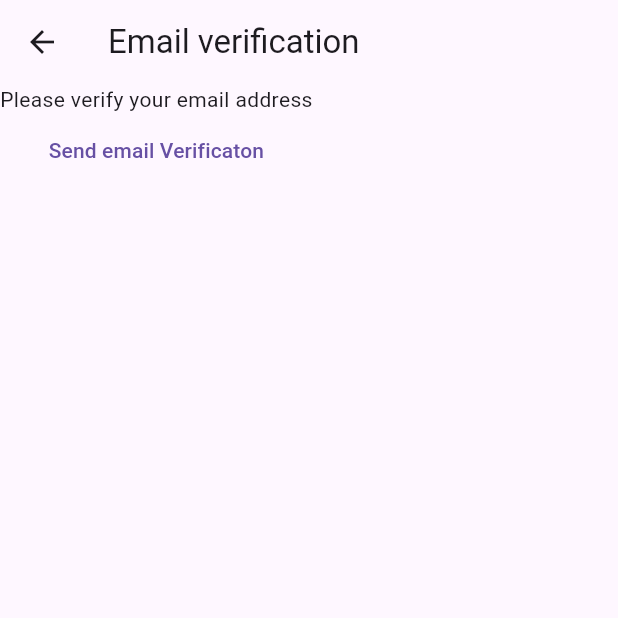
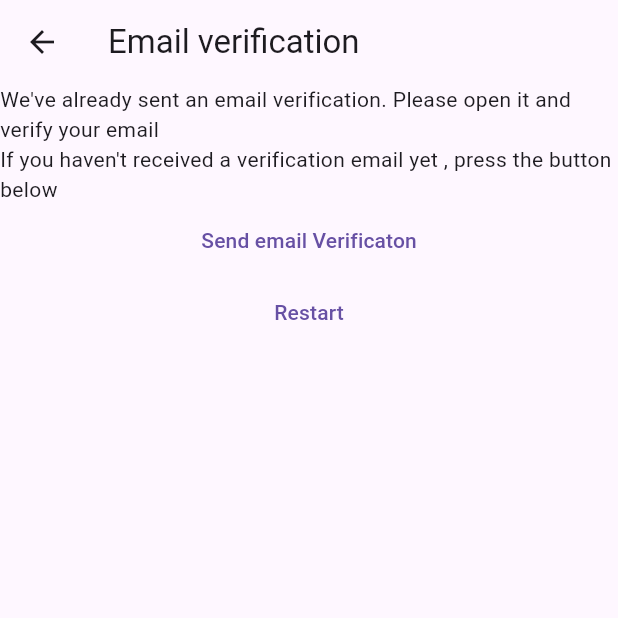
Before and after one commit to Isracoder/testProj_flutter, a Flutter app: the VerifyEmailView screen opened directly, on a phone screen of 412 x 824 dp, the top half of it. Run offline on Flutter 3.47's test engine with Material 3 defaults, Android fonts, the phone set to English and light mode, and no system bars; our stand-ins replace firebase_auth, firebase_core; accounts and stored records are empty.

Commit message:
step7-error handling , verify email

```diff
--- a/lib/constants/routes.dart
+++ b/lib/constants/routes.dart
@@ -1,3 +1,4 @@
 const loginRoute = '/login/';
 const registerRoute = '/register/';
 const notesRoute = '/notes/';
+const verifyEmailRoute = '/verify-email/';
--- a/lib/main.dart
+++ b/lib/main.dart
@@ -20,7 +20,8 @@ void main() {
       routes: {
         loginRoute: (context) => const LoginView(),
         registerRoute: (context) => const RegisterView(),
-        notesRoute: (context) => const NotesView()
+        notesRoute: (context) => const NotesView(),
+        verifyEmailRoute: (context) => const VerifyEmailView(),
       },
     ),
   );
--- a/lib/views/verify_email_view.dart
+++ b/lib/views/verify_email_view.dart
@@ -1,5 +1,6 @@
 import 'package:firebase_auth/firebase_auth.dart';
 import 'package:flutter/material.dart';
+import 'package:test_proj/constants/routes.dart';
 
 class VerifyEmailView extends StatefulWidget {
   const VerifyEmailView({super.key});
@@ -17,13 +18,23 @@ class _VerifyEmailViewState extends State<VerifyEmailView> {
       ),
       body: Column(
         children: [
-          const Text('Please verify your email address'),
+          const Text(
+              "We've already sent an email verification. Please open it and verify your email"),
+          const Text(
+              'If you haven\'t received a verification email yet , press the button below'),
           TextButton(
               onPressed: () async {
                 final user = FirebaseAuth.instance.currentUser;
                 await user?.sendEmailVerification();
               },
-              child: const Text('Send email Verificaton'))
+              child: const Text('Send email Verificaton')),
+          TextButton(
+              onPressed: () async {
+                await FirebaseAuth.instance.signOut();
+                Navigator.of(context)
+                    .pushNamedAndRemoveUntil(registerRoute, (route) => false);
+              },
+              child: const Text('Restart'))
         ],
       ),
     );
```
Also changed, not shown: lib/views/register_view.dart (+17 -6 lines).
